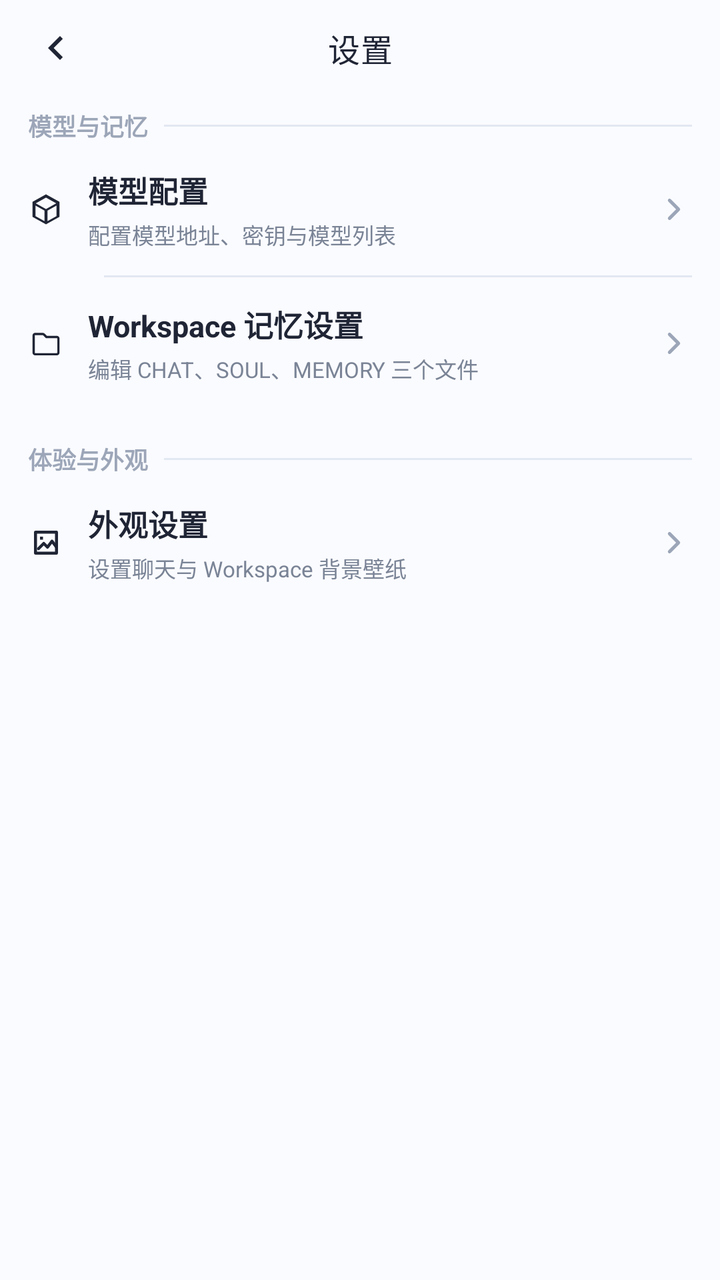
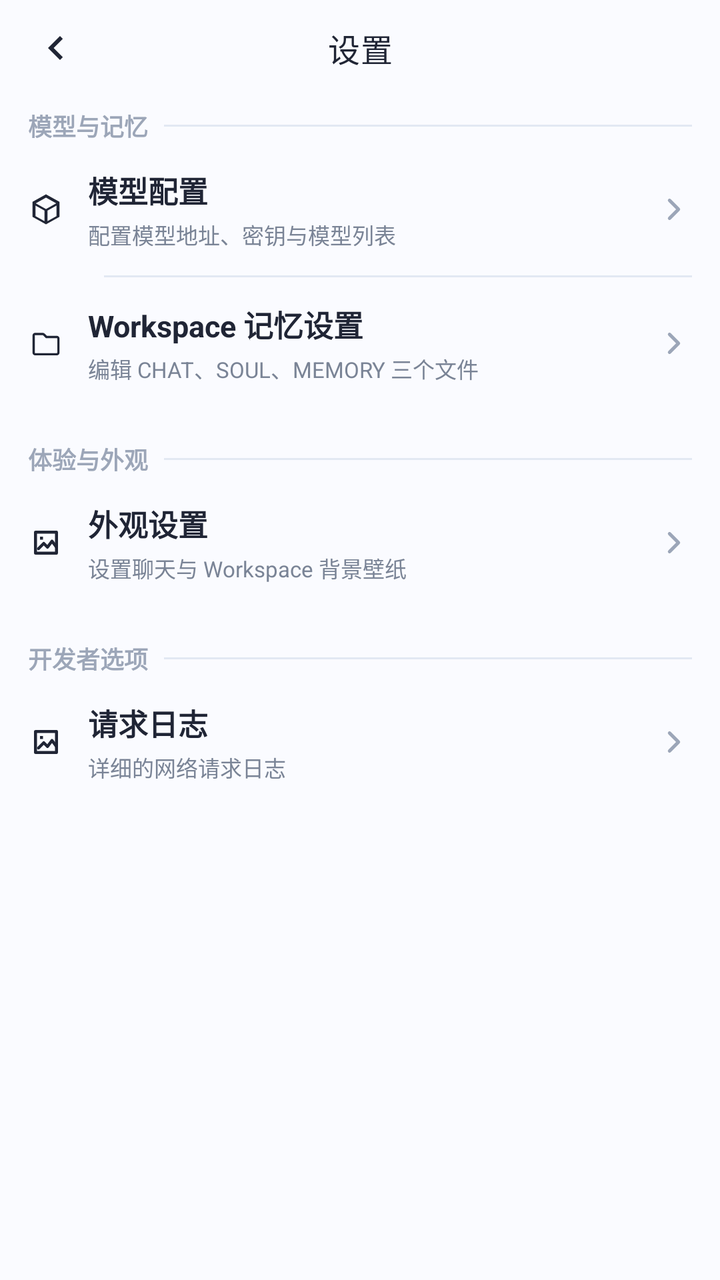

Compare the two renders of this Android layout. The source of the first and the diff that turns it into the second are given below.
<!-- AndroidManifest.xml: application theme Theme.ManTou -->
<!-- res/layout/activity_settings.xml -->
<?xml version="1.0" encoding="utf-8"?>
<LinearLayout xmlns:android="http://schemas.android.com/apk/res/android"
    xmlns:app="http://schemas.android.com/apk/res-auto"
    android:id="@+id/main"
    android:layout_width="match_parent"
    android:layout_height="match_parent"
    android:background="@color/mt_background"
    android:orientation="vertical">

    <com.google.android.material.appbar.MaterialToolbar
        android:id="@+id/toolbar"
        android:layout_width="match_parent"
        android:layout_height="48dp"
        android:background="@color/mt_background"
        app:navigationIcon="@drawable/ic_arrow_back"
        app:navigationIconTint="@color/mt_text_primary"
        app:title="设置"
        app:titleCentered="true"
        app:titleTextColor="@color/mt_text_primary"
        app:titleTextAppearance="@style/TextAppearance.Material3.TitleMedium" />

    <ScrollView
        android:layout_width="match_parent"
        android:layout_height="0dp"
        android:layout_weight="1"
        android:clipToPadding="false"
        android:overScrollMode="never"
        android:paddingHorizontal="14dp"
        android:paddingBottom="16dp">

        <LinearLayout
            android:layout_width="match_parent"
            android:layout_height="wrap_content"
            android:orientation="vertical">

            <LinearLayout
                android:layout_width="match_parent"
                android:layout_height="wrap_content"
                android:layout_marginTop="6dp"
                android:gravity="center_vertical"
                android:orientation="horizontal">

                <TextView
                    android:layout_width="wrap_content"
                    android:layout_height="wrap_content"
                    android:text="模型与记忆"
                    android:textColor="@color/mt_text_muted"
                    android:textSize="12sp"
                    android:textStyle="bold" />

                <View
                    android:layout_width="0dp"
                    android:layout_height="1dp"
                    android:layout_marginStart="8dp"
                    android:layout_weight="1"
                    android:background="@color/mt_outline" />
            </LinearLayout>

            <LinearLayout
                android:id="@+id/rowModelConfig"
                android:layout_width="match_parent"
                android:layout_height="66dp"
                android:clickable="true"
                android:focusable="true"
                android:foreground="?attr/selectableItemBackground"
                android:gravity="center_vertical"
                android:orientation="horizontal">

                <ImageView
                    android:layout_width="18dp"
                    android:layout_height="18dp"
                    android:contentDescription="@null"
                    android:src="@drawable/ic_package_empty"
                    app:tint="@color/mt_text_primary" />

                <LinearLayout
                    android:layout_width="0dp"
                    android:layout_height="match_parent"
                    android:layout_marginStart="12dp"
                    android:layout_weight="1"
                    android:gravity="center_vertical"
                    android:orientation="vertical">

                    <TextView
                        android:layout_width="match_parent"
                        android:layout_height="wrap_content"
                        android:text="模型配置"
                        android:textColor="@color/mt_text_primary"
                        android:textSize="15sp"
                        android:textStyle="bold" />

                    <TextView
                        android:layout_width="match_parent"
                        android:layout_height="wrap_content"
                        android:layout_marginTop="3dp"
                        android:text="配置模型地址、密钥与模型列表"
                        android:textColor="@color/mt_text_secondary"
                        android:textSize="11sp" />
                </LinearLayout>

                <ImageView
                    android:layout_width="18dp"
                    android:layout_height="18dp"
                    android:src="@drawable/ic_chevron_right" />
            </LinearLayout>

            <View
                android:layout_width="match_parent"
                android:layout_height="1dp"
                android:layout_marginStart="38dp"
                android:background="@color/mt_outline" />

            <LinearLayout
                android:id="@+id/rowWorkspaceMemory"
                android:layout_width="match_parent"
                android:layout_height="66dp"
                android:clickable="true"
                android:focusable="true"
                android:foreground="?attr/selectableItemBackground"
                android:gravity="center_vertical"
                android:orientation="horizontal">

                <ImageView
                    android:layout_width="18dp"
                    android:layout_height="18dp"
                    android:contentDescription="@null"
                    android:src="@drawable/ic_folder_outline"
                    app:tint="@color/mt_text_primary" />

                <LinearLayout
                    android:layout_width="0dp"
                    android:layout_height="match_parent"
                    android:layout_marginStart="12dp"
                    android:layout_weight="1"
                    android:gravity="center_vertical"
                    android:orientation="vertical">

                    <TextView
                        android:layout_width="match_parent"
                        android:layout_height="wrap_content"
                        android:text="Workspace 记忆设置"
                        android:textColor="@color/mt_text_primary"
                        android:textSize="15sp"
                        android:textStyle="bold" />

                    <TextView
                        android:layout_width="match_parent"
                        android:layout_height="wrap_content"
                        android:layout_marginTop="3dp"
                        android:text="编辑 CHAT、SOUL、MEMORY 三个文件"
                        android:textColor="@color/mt_text_secondary"
                        android:textSize="11sp" />
                </LinearLayout>

                <ImageView
                    android:layout_width="18dp"
                    android:layout_height="18dp"
                    android:src="@drawable/ic_chevron_right" />
            </LinearLayout>

            <LinearLayout
                android:layout_width="match_parent"
                android:layout_height="wrap_content"
                android:layout_marginTop="16dp"
                android:gravity="center_vertical"
                android:orientation="horizontal">

                <TextView
                    android:layout_width="wrap_content"
                    android:layout_height="wrap_content"
                    android:text="体验与外观"
                    android:textColor="@color/mt_text_muted"
                    android:textSize="12sp"
                    android:textStyle="bold" />

                <View
                    android:layout_width="0dp"
                    android:layout_height="1dp"
                    android:layout_marginStart="8dp"
                    android:layout_weight="1"
                    android:background="@color/mt_outline" />
            </LinearLayout>

            <LinearLayout
                android:id="@+id/rowAppearance"
                android:layout_width="match_parent"
                android:layout_height="66dp"
                android:clickable="true"
                android:focusable="true"
                android:foreground="?attr/selectableItemBackground"
                android:gravity="center_vertical"
                android:orientation="horizontal">

                <ImageView
                    android:layout_width="18dp"
                    android:layout_height="18dp"
                    android:contentDescription="@null"
                    android:src="@drawable/ic_input_image"
                    app:tint="@color/mt_text_primary" />

                <LinearLayout
                    android:layout_width="0dp"
                    android:layout_height="match_parent"
                    android:layout_marginStart="12dp"
                    android:layout_weight="1"
                    android:gravity="center_vertical"
                    android:orientation="vertical">

                    <TextView
                        android:layout_width="match_parent"
                        android:layout_height="wrap_content"
                        android:text="外观设置"
                        android:textColor="@color/mt_text_primary"
                        android:textSize="15sp"
                        android:textStyle="bold" />

                    <TextView
                        android:layout_width="match_parent"
                        android:layout_height="wrap_content"
                        android:layout_marginTop="3dp"
                        android:text="设置聊天与 Workspace 背景壁纸"
                        android:textColor="@color/mt_text_secondary"
                        android:textSize="11sp" />
                </LinearLayout>

                <ImageView
                    android:layout_width="18dp"
                    android:layout_height="18dp"
                    android:src="@drawable/ic_chevron_right" />
            </LinearLayout>
        </LinearLayout>
    </ScrollView>
</LinearLayout>
<!-- resources referenced by this layout -->
<resources>
  <color name="mt_background">#FAFBFF</color>
  <color name="mt_outline">#E2E8F3</color>
  <color name="mt_text_muted">#9CA6B8</color>
  <color name="mt_text_primary">#202535</color>
  <color name="mt_text_secondary">#7A8496</color>
  <!-- drawable ic_arrow_back (drawable) -->
  <vector xmlns:android="http://schemas.android.com/apk/res/android"
      android:width="24dp"
      android:height="24dp"
      android:viewportWidth="24"
      android:viewportHeight="24"
      android:tint="#1F2937">
      <path
          android:fillColor="@android:color/white"
          android:pathData="M15.41,7.41L14,6l-6,6 6,6 1.41,-1.41L10.83,12z" />
  </vector>
  <!-- drawable ic_chevron_right (drawable) -->
  <?xml version="1.0" encoding="utf-8"?>
  <vector xmlns:android="http://schemas.android.com/apk/res/android"
      android:width="24dp"
      android:height="24dp"
      android:viewportWidth="24"
      android:viewportHeight="24">
      <path
          android:fillColor="@android:color/transparent"
          android:pathData="M9,6 L15,12 L9,18"
          android:strokeColor="@color/mt_text_muted"
          android:strokeLineCap="round"
          android:strokeLineJoin="round"
          android:strokeWidth="2.2" />
  </vector>
  <!-- drawable ic_folder_outline (drawable) -->
  <?xml version="1.0" encoding="utf-8"?>
  <vector xmlns:android="http://schemas.android.com/apk/res/android"
      android:width="28dp"
      android:height="28dp"
      android:viewportWidth="24"
      android:viewportHeight="24">
      <path
          android:pathData="M3,6.75C3,5.78 3.78,5 4.75,5H9.7C10.25,5 10.78,5.22 11.17,5.61L12.56,7H19.25C20.22,7 21,7.78 21,8.75V18.25C21,19.22 20.22,20 19.25,20H4.75C3.78,20 3,19.22 3,18.25V6.75ZM4.75,6.5C4.61,6.5 4.5,6.61 4.5,6.75V18.25C4.5,18.39 4.61,18.5 4.75,18.5H19.25C19.39,18.5 19.5,18.39 19.5,18.25V8.75C19.5,8.61 19.39,8.5 19.25,8.5H11.94L10.11,6.67C10.02,6.56 9.87,6.5 9.7,6.5H4.75Z"
          android:fillColor="#2F3747" />
  </vector>
  <!-- drawable ic_package_empty (drawable) -->
  <vector xmlns:android="http://schemas.android.com/apk/res/android"
      android:width="72dp"
      android:height="72dp"
      android:viewportWidth="24"
      android:viewportHeight="24"
      android:tint="#9CA3AF">
      <path
          android:fillColor="@android:color/white"
          android:pathData="M12,2L3,7v10l9,5 9,-5V7l-9,-5zM12,4.18L18.82,8 12,11.82 5.18,8 12,4.18zM5,9.5l6,3.33v7.04l-6,-3.33V9.5zM13,19.87v-7.04l6,-3.33v7.04l-6,3.33z" />
  </vector>
  <style name="Theme.ManTou" parent="Base.Theme.ManTou" />
  <color name="input_action_blue">#2C83D8</color>
  <color name="mt_primary">#2F80ED</color>
  <color name="mt_on_primary">#FFFFFF</color>
  <color name="mt_surface_blue">#EAF3FF</color>
  <color name="mt_primary_dark">#1F5FBF</color>
  <color name="mt_surface">#FFFFFF</color>
  <color name="mt_surface_soft">#F5F8FE</color>
  <color name="mt_error">#E65353</color>
  <style name="ThemeOverlay.ManTou.GlassAlertDialog" parent="ThemeOverlay.ManTou.GlassAlertDialog.Base" />
  <!-- drawable bg_dialog_glass (drawable) -->
  <?xml version="1.0" encoding="utf-8"?>
  <shape xmlns:android="http://schemas.android.com/apk/res/android"
      android:shape="rectangle">
      <solid android:color="@color/mt_dialog_glass" />
      <corners android:radius="24dp" />
      <stroke
          android:width="1dp"
          android:color="@color/mt_dialog_glass_stroke" />
  </shape>
  <color name="mt_dialog_glass">#EFFFFFFF</color>
  <style name="ShapeAppearance.ManTou.Dialog" parent="">
          <item name="cornerFamily">rounded</item>
          <item name="cornerSize">24dp</item>
      </style>
  <style name="MtDialogAnimation" parent="">
          <item name="android:windowEnterAnimation">@anim/dialog_slide_up_enter</item>
          <item name="android:windowExitAnimation">@anim/dialog_slide_down_exit</item>
      </style>
  <color name="mt_dialog_glass_stroke">#B8FFFFFF</color>
  <!-- unchanged entries left out for length: 3 -->
</resources>

<!-- the commit's change to res/layout/activity_settings.xml (unified diff, before → after) -->
@@ -228,6 +228,75 @@
                     android:layout_height="18dp"
                     android:src="@drawable/ic_chevron_right" />
             </LinearLayout>
+            <LinearLayout
+                android:layout_width="match_parent"
+                android:layout_height="wrap_content"
+                android:layout_marginTop="16dp"
+                android:gravity="center_vertical"
+                android:orientation="horizontal">
+
+                <TextView
+                    android:layout_width="wrap_content"
+                    android:layout_height="wrap_content"
+                    android:text="开发者选项"
+                    android:textColor="@color/mt_text_muted"
+                    android:textSize="12sp"
+                    android:textStyle="bold" />
+
+                <View
+                    android:layout_width="0dp"
+                    android:layout_height="1dp"
+                    android:layout_marginStart="8dp"
+                    android:layout_weight="1"
+                    android:background="@color/mt_outline" />
+            </LinearLayout>
+            <LinearLayout
+            android:id="@+id/logpage"
+            android:layout_width="match_parent"
+            android:layout_height="66dp"
+            android:clickable="true"
+            android:focusable="true"
+            android:foreground="?attr/selectableItemBackground"
+            android:gravity="center_vertical"
+            android:orientation="horizontal">
+
+            <ImageView
+                android:layout_width="18dp"
+                android:layout_height="18dp"
+                android:contentDescription="@null"
+                android:src="@drawable/ic_input_image"
+                app:tint="@color/mt_text_primary" />
+
+            <LinearLayout
+                android:layout_width="0dp"
+                android:layout_height="match_parent"
+                android:layout_marginStart="12dp"
+                android:layout_weight="1"
+                android:gravity="center_vertical"
+                android:orientation="vertical">
+
+                <TextView
+                    android:layout_width="match_parent"
+                    android:layout_height="wrap_content"
+                    android:text="请求日志"
+                    android:textColor="@color/mt_text_primary"
+                    android:textSize="15sp"
+                    android:textStyle="bold" />
+
+                <TextView
+                    android:layout_width="match_parent"
+                    android:layout_height="wrap_content"
+                    android:layout_marginTop="3dp"
+                    android:text="详细的网络请求日志"
+                    android:textColor="@color/mt_text_secondary"
+                    android:textSize="11sp" />
+            </LinearLayout>
+
+            <ImageView
+                android:layout_width="18dp"
+                android:layout_height="18dp"
+                android:src="@drawable/ic_chevron_right" />
+        </LinearLayout>
         </LinearLayout>
     </ScrollView>
 </LinearLayout>
